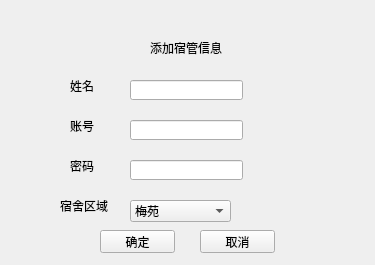
Above: admin/admin_addaunt.ui from wo16pao/MS before the change. Below: the same form after it.
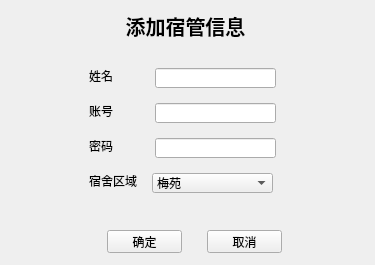
That is the form after the change.

```diff
--- a/admin/admin_addaunt.ui
+++ b/admin/admin_addaunt.ui
@@ -16,59 +16,30 @@
   <widget class="QLabel" name="label">
    <property name="geometry">
     <rect>
-     <x>150</x>
-     <y>40</y>
-     <width>91</width>
-     <height>16</height>
+     <x>110</x>
+     <y>10</y>
+     <width>151</width>
+     <height>31</height>
     </rect>
    </property>
+   <property name="font">
+    <font>
+     <pointsize>15</pointsize>
+     <weight>75</weight>
+     <bold>true</bold>
+    </font>
+   </property>
    <property name="text">
     <string>添加宿管信息</string>
    </property>
-  </widget>
-  <widget class="QLabel" name="label_2">
-   <property name="geometry">
-    <rect>
-     <x>70</x>
-     <y>80</y>
-     <width>54</width>
-     <height>12</height>
-    </rect>
-   </property>
-   <property name="text">
-    <string>姓名</string>
-   </property>
-  </widget>
-  <widget class="QLabel" name="label_3">
-   <property name="geometry">
-    <rect>
-     <x>70</x>
-     <y>120</y>
-     <width>54</width>
-     <height>12</height>
-    </rect>
-   </property>
-   <property name="text">
-    <string>账号</string>
-   </property>
-  </widget>
-  <widget class="QLabel" name="label_4">
-   <property name="geometry">
-    <rect>
-     <x>70</x>
-     <y>160</y>
-     <width>54</width>
-     <height>12</height>
-    </rect>
-   </property>
-   <property name="text">
-    <string>密码</string>
+   <property name="alignment">
+    <set>Qt::AlignCenter</set>
    </property>
   </widget>
   <widget class="QPushButton" name="pushButton">
    <property name="geometry">
     <rect>
-     <x>100</x>
+     <x>107</x>
      <y>230</y>
      <width>75</width>
      <height>23</height>
@@ -81,7 +52,7 @@
   <widget class="QPushButton" name="pushButton_2">
    <property name="geometry">
     <rect>
-     <x>200</x>
+     <x>207</x>
      <y>230</y>
      <width>75</width>
      <height>23</height>
@@ -91,69 +62,38 @@
     <string>取消</string>
    </property>
   </widget>
-  <widget class="QLineEdit" name="lineEdit">
-   <property name="geometry">
-    <rect>
-     <x>130</x>
-     <y>80</y>
-     <width>113</width>
-     <height>20</height>
-    </rect>
-   </property>
-  </widget>
-  <widget class="QLineEdit" name="lineEdit_2">
-   <property name="geometry">
-    <rect>
-     <x>130</x>
-     <y>120</y>
-     <width>113</width>
-     <height>20</height>
-    </rect>
-   </property>
-  </widget>
-  <widget class="QLineEdit" name="lineEdit_3">
-   <property name="geometry">
-    <rect>
-     <x>130</x>
-     <y>160</y>
-     <width>113</width>
-     <height>20</height>
-    </rect>
-   </property>
-  </widget>
   <widget class="QLabel" name="label_result">
    <property name="geometry">
     <rect>
      <x>30</x>
-     <y>240</y>
-     <width>54</width>
-     <height>12</height>
+     <y>231</y>
+     <width>71</width>
+     <height>21</height>
     </rect>
    </property>
    <property name="text">
     <string/>
    </property>
+   <property name="alignment">
+    <set>Qt::AlignRight|Qt::AlignTrailing|Qt::AlignVCenter</set>
+   </property>
   </widget>
-  <widget class="QLabel" name="label_5">
+  <widget class="QWidget" name="widget" native="true">
    <property name="geometry">
     <rect>
-     <x>60</x>
-     <y>200</y>
-     <width>54</width>
-     <height>12</height>
+     <x>80</x>
+     <y>50</y>
+     <width>205</width>
+     <height>161</height>
     </rect>
    </property>
-   <property name="text">
-    <string>宿舍区域</string>
-   </property>
-  </widget>
   <widget class="QComboBox" name="comboBox">
    <property name="geometry">
     <rect>
-     <x>130</x>
-     <y>200</y>
-     <width>101</width>
-     <height>22</height>
+      <x>72</x>
+      <y>123</y>
+      <width>121</width>
+      <height>20</height>
     </rect>
    </property>
    <item>
@@ -201,6 +141,89 @@
      <string>荷苑</string>
     </property>
    </item>
+   </widget>
+   <widget class="QLineEdit" name="lineEdit_2">
+    <property name="geometry">
+     <rect>
+      <x>75</x>
+      <y>53</y>
+      <width>121</width>
+      <height>20</height>
+     </rect>
+    </property>
+   </widget>
+   <widget class="QLabel" name="label_3">
+    <property name="geometry">
+     <rect>
+      <x>9</x>
+      <y>53</y>
+      <width>24</width>
+      <height>16</height>
+     </rect>
+    </property>
+    <property name="text">
+     <string>账号</string>
+    </property>
+   </widget>
+   <widget class="QLabel" name="label_4">
+    <property name="geometry">
+     <rect>
+      <x>9</x>
+      <y>88</y>
+      <width>24</width>
+      <height>16</height>
+     </rect>
+    </property>
+    <property name="text">
+     <string>密码</string>
+    </property>
+   </widget>
+   <widget class="QLabel" name="label_2">
+    <property name="geometry">
+     <rect>
+      <x>9</x>
+      <y>18</y>
+      <width>24</width>
+      <height>16</height>
+     </rect>
+    </property>
+    <property name="text">
+     <string>姓名</string>
+    </property>
+   </widget>
+   <widget class="QLineEdit" name="lineEdit_3">
+    <property name="geometry">
+     <rect>
+      <x>75</x>
+      <y>88</y>
+      <width>121</width>
+      <height>20</height>
+     </rect>
+    </property>
+   </widget>
+   <widget class="QLabel" name="label_5">
+    <property name="geometry">
+     <rect>
+      <x>9</x>
+      <y>123</y>
+      <width>48</width>
+      <height>16</height>
+     </rect>
+    </property>
+    <property name="text">
+     <string>宿舍区域</string>
+    </property>
+   </widget>
+   <widget class="QLineEdit" name="lineEdit">
+    <property name="geometry">
+     <rect>
+      <x>75</x>
+      <y>18</y>
+      <width>121</width>
+      <height>20</height>
+     </rect>
+    </property>
+   </widget>
   </widget>
  </widget>
  <resources/>
```
Lines whose indentation alone changed are shown as unchanged.
